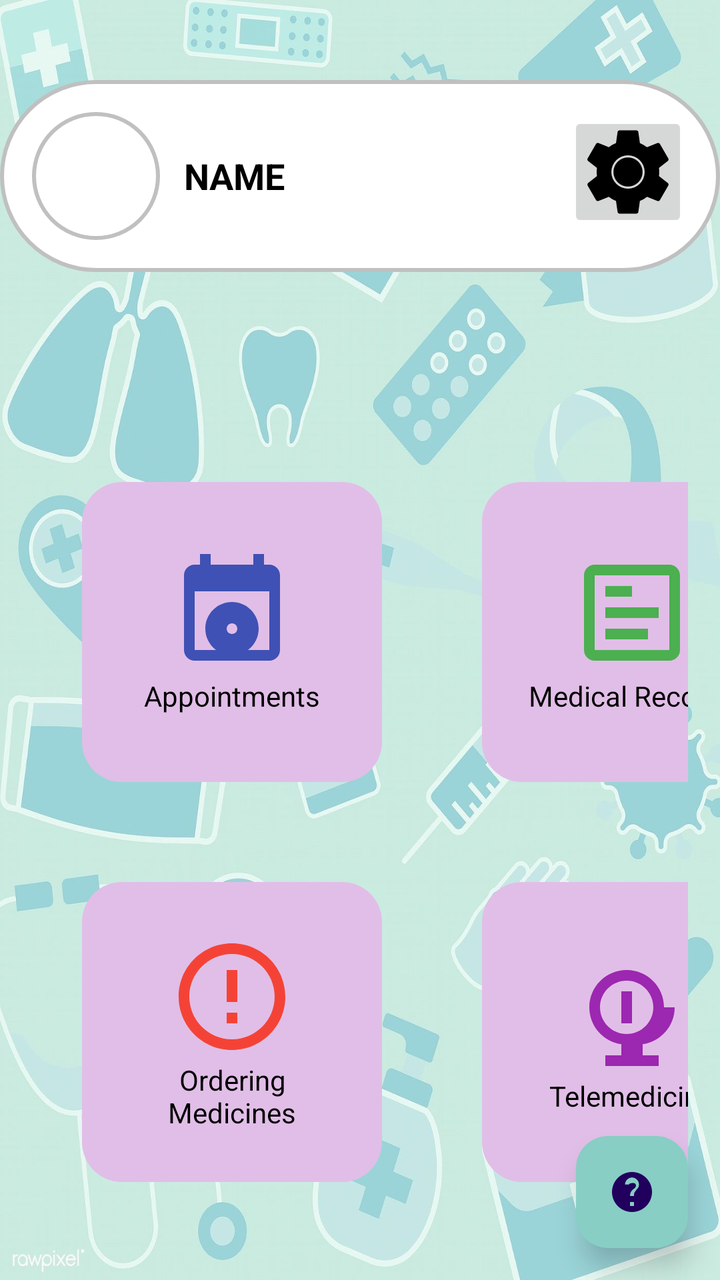
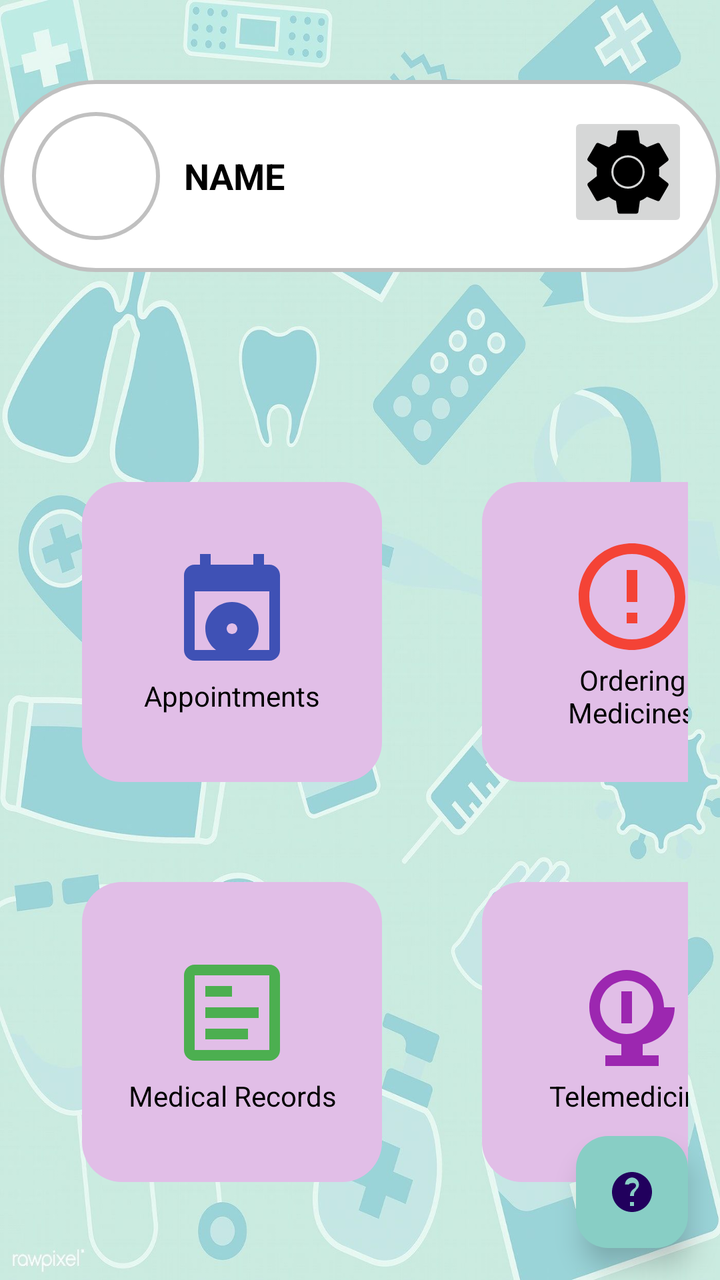

An Android layout rendered at two revisions. The XML below is the earlier revision; the diff shows what the commit changed to produce the second picture.
<!-- AndroidManifest.xml: application theme Theme.KliniKAndroid -->
<!-- res/layout/activity_patient_dashboard.xml -->
<RelativeLayout xmlns:android="http://schemas.android.com/apk/res/android"
    xmlns:app="http://schemas.android.com/apk/res-auto"
    xmlns:tools="http://schemas.android.com/tools"
    android:layout_width="match_parent"
    android:layout_height="match_parent"
    tools:context=".PatientDashboard"
    android:background="@drawable/med_background">

    <LinearLayout
        android:id="@+id/profile_section"
        android:layout_width="match_parent"
        android:layout_height="wrap_content"
        android:orientation="horizontal"
        android:padding="16dp"
        android:gravity="center_vertical"
        android:background="@drawable/circle_background"
        android:layout_alignParentTop="true"
        android:layout_marginTop="40dp">

        <ImageView
            android:id="@+id/profile_image"
            android:layout_width="64dp"
            android:layout_height="64dp"
            android:src="@drawable/ic_profile"
            android:layout_marginEnd="12dp"
            android:background="@drawable/circle_background"
            android:scaleType="centerCrop"
            android:layout_marginLeft="5dp"/>

        <TextView
            android:id="@+id/profile_name"
            android:layout_width="0dp"
            android:layout_height="wrap_content"
            android:layout_weight="1"
            android:text="NAME"
            android:textColor="@android:color/black"
            android:textStyle="bold"
            android:textSize="18sp" />

        <ImageButton
            android:id="@+id/settings_icon"
            android:layout_width="60dp"
            android:layout_height="60dp"
            android:layout_gravity="end"
            android:layout_marginStart="12dp"
            android:contentDescription="Settings"
            android:onClick="openSettingsActivity"
            android:src="@drawable/ic_settings"
            tools:ignore="OnClick" />


    </LinearLayout>


    <GridLayout
        android:id="@+id/grid_layout"
        android:layout_width="match_parent"
        android:layout_height="wrap_content"
        android:layout_marginTop="64dp"
        android:alignmentMode="alignMargins"
        android:columnCount="2"
        android:rowCount="2"
        android:padding="16dp"
        tools:ignore="NotSibling"
        android:layout_below="@id/profile_section">

        
        <LinearLayout
            android:id="@+id/btn_book_appointment"
            android:layout_width="150dp"
            android:layout_height="150dp"
            android:orientation="vertical"
            android:gravity="center"
            android:layout_margin="25dp"
            android:background="@drawable/card_background">
            <ImageView
                android:id="@+id/booking_appointment_icon"
                android:layout_width="64dp"
                android:layout_height="64dp"
                android:src="@drawable/ic_booking_appointment"
                android:contentDescription="Booking Appointment" />
            <TextView
                android:layout_width="wrap_content"
                android:layout_height="wrap_content"
                android:text="Appointments"
                android:textColor="@color/black"
                android:textSize="14sp"
                android:gravity="center"/>

        </LinearLayout>

        
        <LinearLayout
            android:id="@+id/btn_order_medicine"
            android:layout_width="150dp"
            android:layout_height="150dp"
            android:orientation="vertical"
            android:gravity="center"
            android:layout_margin="25dp"
            android:background="@drawable/card_background">
            <ImageView
                android:id="@+id/medical_records_icon"
                android:layout_width="64dp"
                android:layout_height="64dp"
                android:src="@drawable/ic_medical_records"
                android:contentDescription="Medical Records" />
            <TextView
                android:layout_width="wrap_content"
                android:layout_height="wrap_content"
                android:text="Medical Records"
                android:textColor="@color/black"
                android:textSize="14sp"
                android:gravity="center"/>
        </LinearLayout>

        
        <LinearLayout
            android:id="@+id/btn_medical_records"
            android:layout_width="150dp"
            android:layout_height="150dp"
            android:orientation="vertical"
            android:gravity="center"
            android:layout_margin="25dp"
            android:background="@drawable/card_background">
            <ImageView
                android:id="@+id/ordering_medicine_icon"
                android:layout_width="64dp"
                android:layout_height="64dp"
                android:src="@drawable/ic_order_medicine"
                android:contentDescription="Ordering Medicines" />
            <TextView
                android:layout_width="wrap_content"
                android:layout_height="wrap_content"
                android:text="Ordering Medicines"
                android:textColor="@color/black"
                android:textSize="14sp"
                android:gravity="center"/>
        </LinearLayout>

        
        <LinearLayout
            android:id="@+id/btn_telemedicine"
            android:layout_width="150dp"
            android:layout_height="150dp"
            android:orientation="vertical"
            android:gravity="center"
            android:layout_margin="25dp"
            android:background="@drawable/card_background">
            <ImageView
                android:id="@+id/telemedicine_icon"
                android:layout_width="64dp"
                android:layout_height="64dp"
                android:src="@drawable/ic_telemedicine"
                android:contentDescription="Telemedicine" />
            <TextView
                android:layout_width="wrap_content"
                android:layout_height="wrap_content"
                android:text="Telemedicine"
                android:textColor="@color/black"
                android:textSize="14sp"
                android:gravity="center"/>

        </LinearLayout>

    </GridLayout>

    
    <com.google.android.material.floatingactionbutton.FloatingActionButton
        android:id="@+id/btn_chatbot"
        android:layout_width="wrap_content"
        android:layout_height="wrap_content"
        android:src="@drawable/ic_chatbot"
        android:contentDescription="Chatbot"
        android:layout_alignParentBottom="true"
        android:layout_alignParentEnd="true"
        android:layout_marginBottom="16dp"
        android:layout_marginEnd="16dp"
        app:backgroundTint="@color/colorAccent"
        app:elevation="8dp" />

</RelativeLayout>
<!-- resources referenced by this layout -->
<resources>
  <color name="black">#FF000000</color>
  <color name="colorAccent">#88CEC5</color>
  <!-- drawable card_background (drawable) -->
  <shape xmlns:android="http://schemas.android.com/apk/res/android">
      <solid android:color="#E1BEE7"/>  
      <corners android:radius="20dp"/>
      <padding
          android:left="16dp"
          android:top="16dp"
          android:right="16dp"
          android:bottom="16dp"/>
  </shape>
  <!-- drawable circle_background (drawable) -->
  <?xml version="1.0" encoding="utf-8"?>
  <shape xmlns:android="http://schemas.android.com/apk/res/android">
      <solid android:color="#FFFFFF" /> 
      <corners android:radius="50dp" /> 
      <stroke
          android:width="2dp"
          android:color="#C0C0C0" /> 
  </shape>
  <!-- drawable ic_booking_appointment (drawable) -->
  <vector xmlns:android="http://schemas.android.com/apk/res/android"
      android:width="24dp"
      android:height="24dp"
      android:viewportWidth="24"
      android:viewportHeight="24">
      <path
          android:fillColor="#3F51B5"
          android:pathData="M19,3h-1V1h-2v2H8V1H6v2H5c-1.11,0 -2,0.9 -2,2v14c0,1.1 0.89,2 2,2h14c1.1,0 2,-0.9 2,-2V5c0,-1.1 -0.9,-2 -2,-2zM19,19H5V8h14v11zM12,10c-2.76,0 -5,2.24 -5,5s2.24,5 5,5 5,-2.24 5,-5 -2.24,-5 -5,-5zM12,16c-0.55,0 -1,-0.45 -1,-1s0.45,-1 1,-1 1,0.45 1,1 -0.45,1 -1,1z"/>
  </vector>
  <!-- drawable ic_chatbot (drawable) -->
  <vector xmlns:android="http://schemas.android.com/apk/res/android"
      android:width="100dp"
      android:height="100dp"
      android:viewportWidth="24"
      android:viewportHeight="24">
      <path
          android:fillColor="#000000"
          android:pathData="M12,2C6.48,2 2,6.48 2,12s4.48,10 10,10 10,-4.48 10,-10S17.52,2 12,2zm1,17h-2v-2h2v2zm1.07,-7.75c-0.9,0.83 -1.07,1.25 -1.07,2.75h-2c0,-2.5 1.5,-3.18 2.43,-4 0.54,-0.5 0.57,-1.19 0.57,-1.25 0,-0.66 -0.57,-1.25 -1.25,-1.25S10.5,7.59 10.5,8.25H8.5c0,-2 1.79,-3.5 3.5,-3.5s3.5,1.5 3.5,3.5c0,0.97 -0.39,1.82 -1.43,2.75z"/>
  </vector>
  <!-- drawable ic_medical_records (drawable) -->
  <vector xmlns:android="http://schemas.android.com/apk/res/android"
      android:width="24dp"
      android:height="24dp"
      android:viewportWidth="24"
      android:viewportHeight="24">
      <path
          android:fillColor="#4CAF50"
          android:pathData="M19,3H5c-1.1,0 -2,0.9 -2,2v14c0,1.1 0.9,2 2,2h14c1.1,0 2,-0.9 2,-2V5c0,-1.1 -0.9,-2 -2,-2zm0,16H5V5h14v14zM7,7h5v2H7V7zm0,4h10v2H7v-2zm0,4h8v2H7v-2z"/>
  </vector>
  <!-- drawable ic_order_medicine (drawable) -->
  <vector xmlns:android="http://schemas.android.com/apk/res/android"
      android:width="24dp"
      android:height="24dp"
      android:viewportWidth="24"
      android:viewportHeight="24">
      <path
          android:fillColor="#F44336"
          android:pathData="M12,2c-5.52,0 -10,4.48 -10,10s4.48,10 10,10 10,-4.48 10,-10S17.52,2 12,2zm0,18c-4.41,0 -8,-3.59 -8,-8s3.59,-8 8,-8 8,3.59 8,8 -3.59,8 -8,8zm-1,-13h2v6h-2zm0,8h2v2h-2z"/>
  </vector>
  <!-- drawable ic_profile (drawable) -->
  <?xml version="1.0" encoding="utf-8"?>
  <selector xmlns:android="http://schemas.android.com/apk/res/android">
  
  </selector>
  <!-- drawable ic_telemedicine (drawable) -->
  <vector xmlns:android="http://schemas.android.com/apk/res/android"
      android:width="24dp"
      android:height="24dp"
      android:viewportWidth="24"
      android:viewportHeight="24">
      <path
          android:fillColor="#9C27B0"
          android:pathData="M18,11c0,-3.87 -3.13,-7 -7,-7s-7,3.13 -7,7c0,3.53 2.61,6.43 6,6.92v2.08H7v2h10v-2h-3v-2.08c3.39,-0.49 6,-3.39 6,-6.92zm-7,5c-2.76,0 -5,-2.24 -5,-5s2.24,-5 5,-5 5,2.24 5,5 -2.24,5 -5,5zm-1,-4h2v-4h-2v4zm0,2h2v-2h-2v2z"/>
  </vector>
  <style name="Theme.KliniKAndroid" parent="Base.Theme.KliniKAndroid" />
  <style name="Base.Theme.KliniKAndroid" parent="Theme.Material3.DayNight.NoActionBar">
          
          
      </style>
  <!-- unchanged entries left out for length: 2 -->
</resources>

<!-- the commit's change to res/layout/activity_patient_dashboard.xml (unified diff, before → after) -->
@@ -99,15 +99,15 @@
             android:layout_margin="25dp"
             android:background="@drawable/card_background">
             <ImageView
-                android:id="@+id/medical_records_icon"
+                android:id="@+id/ordering_medicine_icon"
                 android:layout_width="64dp"
                 android:layout_height="64dp"
-                android:src="@drawable/ic_medical_records"
-                android:contentDescription="Medical Records" />
+                android:src="@drawable/ic_order_medicine"
+                android:contentDescription="Ordering Medicines" />
             <TextView
                 android:layout_width="wrap_content"
                 android:layout_height="wrap_content"
-                android:text="Medical Records"
+                android:text="Ordering Medicines"
                 android:textColor="@color/black"
                 android:textSize="14sp"
                 android:gravity="center"/>
@@ -123,15 +123,15 @@
             android:layout_margin="25dp"
             android:background="@drawable/card_background">
             <ImageView
-                android:id="@+id/ordering_medicine_icon"
+                android:id="@+id/medical_records_icon"
                 android:layout_width="64dp"
                 android:layout_height="64dp"
-                android:src="@drawable/ic_order_medicine"
-                android:contentDescription="Ordering Medicines" />
+                android:src="@drawable/ic_medical_records"
+                android:contentDescription="Medical Records" />
             <TextView
                 android:layout_width="wrap_content"
                 android:layout_height="wrap_content"
-                android:text="Ordering Medicines"
+                android:text="Medical Records"
                 android:textColor="@color/black"
                 android:textSize="14sp"
                 android:gravity="center"/>
